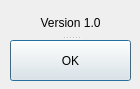
Qt form qlot/versiondialog.ui (Harenome/qlot) before a commit.
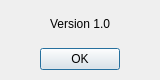
The same form after that commit. Icons and pictures are not drawn.

The edit to the form file:
```diff
--- a/qlot/versiondialog.ui
+++ b/qlot/versiondialog.ui
@@ -9,8 +9,8 @@
    <rect>
     <x>0</x>
     <y>0</y>
-    <width>140</width>
-    <height>89</height>
+    <width>160</width>
+    <height>80</height>
    </rect>
   </property>
   <property name="windowTitle">
@@ -20,18 +20,29 @@
    <iconset>
     <normaloff>../../images/qlot_512.svg</normaloff>../../images/qlot_512.svg</iconset>
   </property>
-  <widget class="QSplitter" name="splitter">
+  <widget class="QWidget" name="verticalLayoutWidget">
    <property name="geometry">
     <rect>
-     <x>10</x>
-     <y>10</y>
-     <width>121</width>
-     <height>71</height>
+     <x>0</x>
+     <y>0</y>
+     <width>160</width>
+     <height>80</height>
     </rect>
    </property>
-   <property name="orientation">
-    <enum>Qt::Vertical</enum>
-   </property>
+   <layout class="QVBoxLayout" name="verticalLayout">
+    <property name="leftMargin">
+     <number>5</number>
+    </property>
+    <property name="topMargin">
+     <number>5</number>
+    </property>
+    <property name="rightMargin">
+     <number>5</number>
+    </property>
+    <property name="bottomMargin">
+     <number>10</number>
+    </property>
+    <item>
    <widget class="QLabel" name="label_Version">
     <property name="text">
      <string>Version 1.0</string>
@@ -40,11 +51,45 @@
      <set>Qt::AlignCenter</set>
     </property>
    </widget>
+    </item>
+    <item>
+     <layout class="QHBoxLayout" name="horizontalLayout">
+      <item>
+       <spacer name="horizontalSpacer">
+        <property name="orientation">
+         <enum>Qt::Horizontal</enum>
+        </property>
+        <property name="sizeHint" stdset="0">
+         <size>
+          <width>40</width>
+          <height>20</height>
+         </size>
+        </property>
+       </spacer>
+      </item>
+      <item>
    <widget class="QPushButton" name="valide_Version">
     <property name="text">
      <string>OK</string>
     </property>
    </widget>
+      </item>
+      <item>
+       <spacer name="horizontalSpacer_2">
+        <property name="orientation">
+         <enum>Qt::Horizontal</enum>
+        </property>
+        <property name="sizeHint" stdset="0">
+         <size>
+          <width>40</width>
+          <height>20</height>
+         </size>
+        </property>
+       </spacer>
+      </item>
+     </layout>
+    </item>
+   </layout>
   </widget>
  </widget>
  <resources/>
```
Lines whose indentation alone changed are shown as unchanged.
